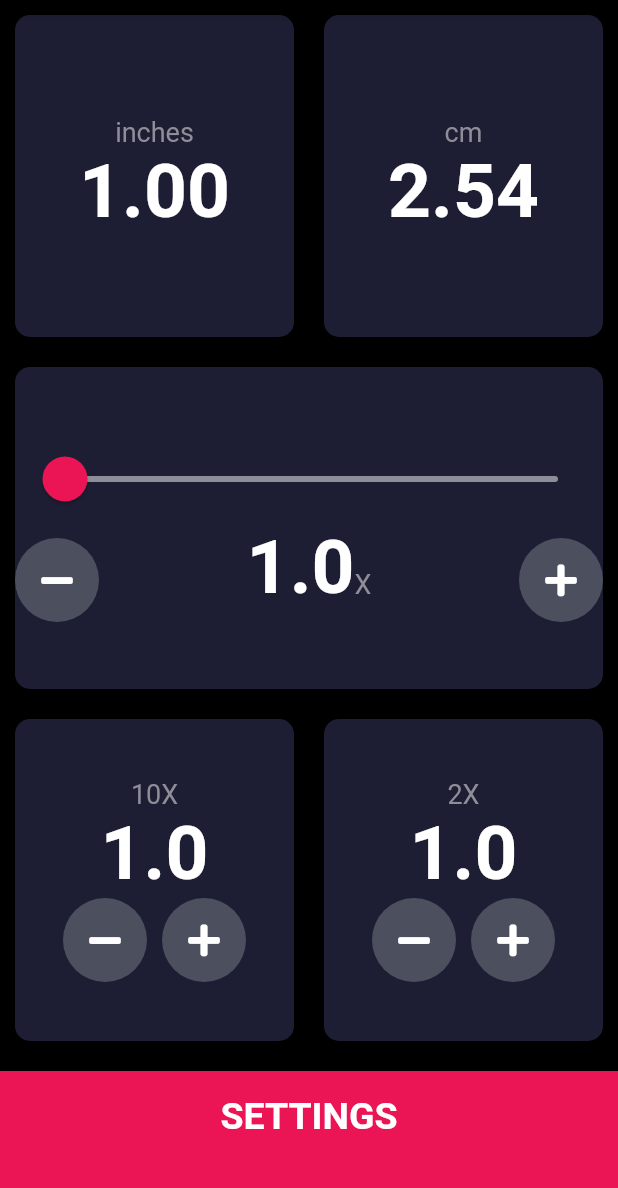
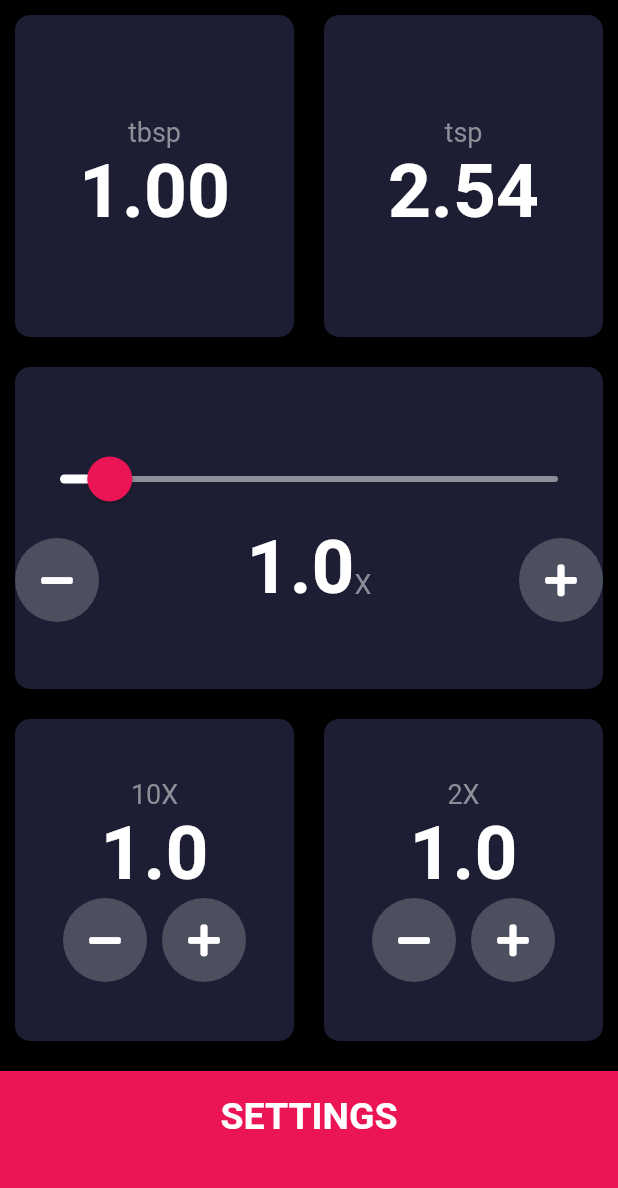
Before and after one commit to alpiepho/unit_calculator, a Flutter app: the screen it shows after launch, on a phone screen of 412 x 824 dp, the part 45-1233 px from its top. Run offline on Flutter 3.47's test engine with Material 2 defaults, Android fonts, the phone set to English and light mode, and no system bars; our stand-ins replace font_awesome_flutter, shared_preferences; missing offline and left inert: flutter_material_pickers.

Commit message:
added cooking units

```diff
--- a/lib/calculator_engine.dart
+++ b/lib/calculator_engine.dart
@@ -29,39 +29,59 @@ class Unit {
 
 }
 
-
-/*
-1 tablespoon = 3 teaspoon
-2 tablespoon = 1 oz
-0.5 cup = 8 tablespoon
-1 cup = 8 oz
-1 cup = 0.5 pint
-1 pint = 2 cup
-1 quart = 4 cup
-1 quart = 2 pint
-1 gallon = 4 quart
-1 gallon = 8 pint
-0.5 cup = 4 tablespoon
-1 stick butter = 7 tablespoon veg oil
-1 clove = 0.125 teaspoon powder
- */
-
 List<Unit> allUnits = [
   //Unit('nop: nop -> nop', 'nop', 'nop', 0.0, 10.0, 0.1, (double valueLeft) {return valueLeft;}),
 
+  // cooking
+  //   1 tablespoon = 3 teaspoon
+  //   2 tablespoon = 1 oz
+  //   0.5 cup = 8 tablespoon
+  //   1 cup = 8 oz
+  //   1 cup = 0.5 pint
+  //   1 pint = 2 cup
+  //   1 quart = 4 cup
+  //   1 quart = 2 pint
+  //   1 gallon = 8 pint
+  //   1 gallon = 4 quart
+  //   1 stick butter = 7 tablespoon veg oil
+  //   1 clove = 0.125 teaspoon powder
+  Unit('cooking: tbsp -> tsp', 'tbsp', 'tsp', 0.0, 10.0, 0.1, (double valueLeft) { return valueLeft*3; }),
+  Unit('cooking: tsp -> tbsp', 'tsp', 'tbsp', 0.0, 30.0, 0.1, (double valueLeft) { return valueLeft/3; }),
+
+  Unit('cooking: cup -> tbsp', 'cup', 'tbsp', 0.0, 10.0, 0.1, (double valueLeft) { return valueLeft*16.0; }),
+  Unit('cooking: tbsp -> cup', 'tbsp', 'cup', 0.0, 100.0, 1.0, (double valueLeft) { return valueLeft/16.0; }),
+
+  Unit('cooking: cup -> oz', 'cup', 'oz', 0.0, 10.0, 0.1, (double valueLeft) { return valueLeft*8.0; }),
+  Unit('cooking: oz -> cup', 'oz', 'cup', 0.0, 100.0, 1.0, (double valueLeft) { return valueLeft/8.0; }),
+
+  Unit('cooking: cup -> pint', 'cup', 'pint', 0.0, 10.0, 0.1, (double valueLeft) { return valueLeft*0.5; }),
+  Unit('cooking: pint -> cup', 'pint', 'cup', 0.0, 10.0, 1.0, (double valueLeft) { return valueLeft/0.5; }),
+
+  Unit('cooking: cup -> quart', 'cup', 'quart', 0.0, 10.0, 0.1, (double valueLeft) { return valueLeft*0.25; }),
+  Unit('cooking: quart -> cup', 'quart', 'cup', 0.0, 10.0, 1.0, (double valueLeft) { return valueLeft/0.25; }),
+
+  Unit('cooking: pint -> quart', 'pint', 'quart', 0.0, 10.0, 0.1, (double valueLeft) { return valueLeft*0.5; }),
+  Unit('cooking: quart -> pint', 'quart', 'pint', 0.0, 10.0, 1.0, (double valueLeft) { return valueLeft/0.5; }),
+
+  Unit('cooking: pint -> gallon', 'pint', 'gallon', 0.0, 10.0, 0.1, (double valueLeft) { return valueLeft/8.0; }),
+  Unit('cooking: gallon -> pint', 'gallon', 'pint', 0.0, 80.0, 1.0, (double valueLeft) { return valueLeft*8.0; }),
+
+  Unit('cooking: quart -> gallon', 'quart', 'gallon', 0.0, 10.0, 0.1, (double valueLeft) { return valueLeft/4.0; }),
+  Unit('cooking: gallon -> quart', 'gallon', 'quart', 0.0, 40.0, 1.0, (double valueLeft) { return valueLeft*4.0; }),
+
+  Unit('cooking: stick -> tbsp oil', 'stick', 'tbsp oil', 0.0, 10.0, 0.1, (double valueLeft) { return valueLeft*7.0; }),
+  Unit('cooking: tbsp oil -> stick', 'tbsp oil', 'stick', 0.0, 70.0, 1.0, (double valueLeft) { return valueLeft/7.0; }),
+
+  Unit('cooking: clove -> powder', 'clove', 'powder', 0.0, 10.0, 0.1, (double valueLeft) { return valueLeft/8.0; }),
+  Unit('cooking: powder -> clove', 'powder', 'clove', 0.0, 10.0, 1.0, (double valueLeft) { return valueLeft*8.0; }),
 
   // length
   Unit('length: inches -> cm',    'inches', 'cm', 0.0, 100.0, 1.0, (double valueLeft) { return valueLeft*2.54; }),
-  Unit('length: cm -> inches',    'cm', 'inches', 0.0, 100.0, 1.0, (double valueLeft) { return valueLeft/2.54; }),
+  Unit('length: cm -> inches',    'cm', 'inches', 0.0, 300.0, 1.0, (double valueLeft) { return valueLeft/2.54; }),
 
   // volume
 
   // weight
-
-  // cooking
-  Unit('cooking: tbp -> tsp', 'tablespoon(tbp)', 'teaspoon(tsp)', 0.0, 10.0, 0.1, (double valueLeft) { return valueLeft*3; }),
-  Unit('cooking: tsp -> tbp', 'teaspoon(tsp)', 'tablespoon(tbp)', 0.0, 10.0, 0.1, (double valueLeft) { return valueLeft/3; }),
-
 
   //Unit('AAA to BBB', 'aaa', 'bbb', 0.0, 10.0, convertNop),
 ];
--- a/lib/constants.dart
+++ b/lib/constants.dart
@@ -11,7 +11,7 @@ const kInactiveCardColour = Color(0xFF111328);
 const kBottomContainerColour = Color(0xFFEB1555);
 
 const kMainContainerWidthPortrait = 600.0;
-const kMainContainerWidthLandscape = 800.0;
+const kMainContainerWidthLandscape = 1000.0;
 
 const kBottomContainerHeightPortrait = 80.0;
 const kBottomContainerHeightLandscape = 40.0;
```
Also changed, not shown: 1 other file.
